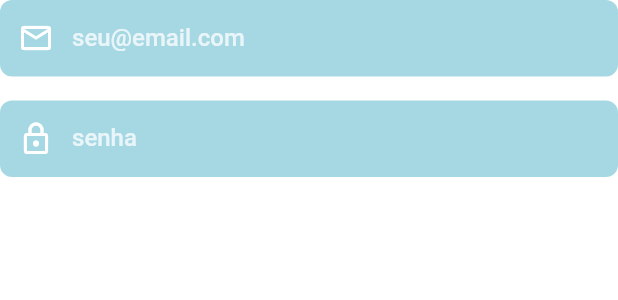
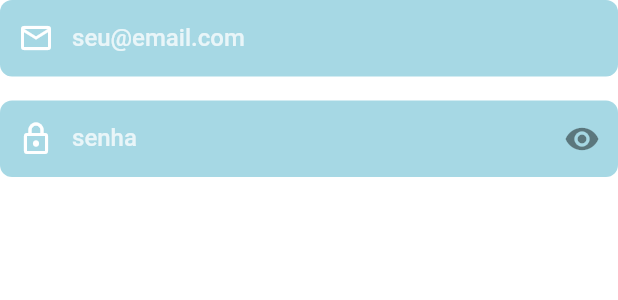
Before and after one commit to alvarobcprado/estudaqui_app, a Flutter app: the SignInFormWidget widget shown alone on an empty page, opened directly with empty values, on a phone screen of 412 x 824 dp. Shown: the top 300 px of the screen. Run offline on Flutter 3.47's test engine with Material 2 defaults, Android fonts, the phone set to English and light mode, and no system bars; drawn by our look-alikes of flutter_form_builder; our stand-ins replace cached_network_image, cloud_firestore, dartz, dio, equatable, file_picker and 11 more; missing offline and left inert: html_editor_enhanced, pointer_interceptor; accounts and stored records are empty; generated files the repository leaves out were written again; network calls fail.

Commit message:
Minor/adjust layout details (#39)
* refact(AuthPage): Add obfuscate option to password fields

* refact(AddCoursePage): Adjust dialog text

* refact(CourseDetailPage): Adjust provider to reflect course changes

* build: update HtmlEditor package

* build: adjust workflow version

* build: remove duplicated workflow run

```diff
--- a/lib/app/presentation/common/widgets/my_form_field.dart
+++ b/lib/app/presentation/common/widgets/my_form_field.dart
@@ -6,7 +6,7 @@ import 'package:flutter_riverpod/flutter_riverpod.dart';
 
 typedef MyFormValidator = String? Function(String?)?;
 
-class MyFormField extends ConsumerWidget {
+class MyFormField extends StatefulWidget {
   const MyFormField({
     Key? key,
     required this.labelText,
@@ -31,20 +31,48 @@ class MyFormField extends ConsumerWidget {
   final bool? shouldObfuscateField;
 
   @override
-  Widget build(BuildContext context, WidgetRef ref) {
+  State<MyFormField> createState() => _MyFormFieldState();
+}
+
+class _MyFormFieldState extends State<MyFormField> {
+  late bool _isHiddenField;
+
+  @override
+  void initState() {
+    super.initState();
+    _isHiddenField = widget.shouldObfuscateField!;
+  }
+
+  void _changeFieldVisibility() {
+    setState(() {
+      _isHiddenField = !_isHiddenField;
+    });
+  }
+
+  @override
+  Widget build(BuildContext context) {
+    return Consumer(builder: (context, ref, _) {
       final _colors = ref.watch(themeProvider).colors;
       return FormBuilderTextField(
-      cursorColor: labelColor ?? _colors.authFormTextColor,
-      name: fieldName,
-      controller: controller,
+        cursorColor: widget.labelColor ?? _colors.authFormTextColor,
+        name: widget.fieldName,
+        controller: widget.controller,
         autovalidateMode: AutovalidateMode.onUserInteraction,
-      obscureText: shouldObfuscateField!,
+        obscureText: _isHiddenField,
         textInputAction: TextInputAction.next,
-      style: TextStyle(color: labelColor ?? _colors.authFormTextColor),
+        style: TextStyle(color: widget.labelColor ?? _colors.authFormTextColor),
         decoration: InputDecoration(
+          suffixIcon: !widget.shouldObfuscateField!
+              ? null
+              : GestureDetector(
+                  onTap: _changeFieldVisibility,
+                  child: Icon(
+                    _isHiddenField ? Icons.visibility : Icons.visibility_off,
+                  ),
+                ),
           contentPadding: const EdgeInsets.all(kMediumNumber),
           labelStyle: TextStyle(
-          color: labelColor?.withOpacity(0.75) ??
+            color: widget.labelColor?.withOpacity(0.75) ??
                 _colors.authFormTextColor.withOpacity(0.75),
             fontWeight: FontWeight.w500,
           ),
@@ -54,17 +82,18 @@ class MyFormField extends ConsumerWidget {
               Radius.circular(kSmallNumber),
             ),
           ),
-        labelText: labelText,
-        prefixIcon: prefixIcon != null
+          labelText: widget.labelText,
+          prefixIcon: widget.prefixIcon != null
               ? Icon(
-                prefixIcon,
-                color: labelColor ?? _colors.authFormTextColor,
+                  widget.prefixIcon,
+                  color: widget.labelColor ?? _colors.authFormTextColor,
                 )
               : null,
-        fillColor: backgroundColor ?? _colors.authFormBackground,
-        filled: hasBackground ?? true,
+          fillColor: widget.backgroundColor ?? _colors.authFormBackground,
+          filled: widget.hasBackground ?? true,
         ),
-      validator: validator,
+        validator: widget.validator,
       );
+    });
   }
 }
--- a/lib/app/presentation/pages/auth/widgets/signin_form_widget.dart
+++ b/lib/app/presentation/pages/auth/widgets/signin_form_widget.dart
@@ -41,6 +41,7 @@ class SignInFormWidget extends StatelessWidget {
             prefixIcon: Icons.lock_outlined,
             labelText: S.of(context).auth_form_password_field_label,
             fieldName: 'passwordField',
+            shouldObfuscateField: true,
             validator: FormBuilderValidators.compose(
               [
                 FormBuilderValidators.required(
--- a/lib/app/presentation/pages/auth/widgets/signup_form_widget.dart
+++ b/lib/app/presentation/pages/auth/widgets/signup_form_widget.dart
@@ -54,6 +54,7 @@ class SignUpFormWidget extends StatelessWidget {
           MyFormField(
             prefixIcon: Icons.lock_outlined,
             labelText: S.of(context).auth_form_password_field_label,
+            shouldObfuscateField: true,
             fieldName: 'passwordField',
             validator: FormBuilderValidators.compose(
               [
--- a/lib/app/presentation/pages/course_detail/course_detail_page_notifier.dart
+++ b/lib/app/presentation/pages/course_detail/course_detail_page_notifier.dart
@@ -4,7 +4,7 @@ import 'package:estudaqui/app/presentation/pages/course_detail/state/course_deta
 import 'package:estudaqui/core/common/general_providers.dart';
 import 'package:flutter_riverpod/flutter_riverpod.dart';
 
-final courseDetailNotifierProvider = StateNotifierProvider.family<
+final courseDetailNotifierProvider = StateNotifierProvider.family.autoDispose<
     CourseDetailPageNotifier, CourseDetailState, String>(
   (ref, courseId) {
     final getCoursesModulesUC = ref.watch(getCourseModulesUCProvider);
--- a/lib/l10n/intl_pt_BR.arb
+++ b/lib/l10n/intl_pt_BR.arb
@@ -35,6 +35,8 @@
   "cancel_course_creation_dialog_body": "Você quer mesmo cancelar a criação do curso?",
   "cancel_course_creation_dialog_cancel": "Não",
   "cancel_course_creation_dialog_confirm": "Sim",
+  "cancel_course_edition_dialog_title": "Cancelar edição de curso",
+  "cancel_course_edition_dialog_body":"Você quer mesmo cancelar a edição de curso?",
   "add_course_content_page_title": "Adicionar conteúdo",
   "add_course_content_editor_hint": "Insira o conteúdo do seu curso aqui.",
   "add_module_text_dialog_title": "Conteúdo do curso",
@@ -48,7 +50,7 @@
   "default_loading_dialog_text": "Carregando...",
   "home_subjects_section": "Matérias",
   "home_latest_courses_section": "Últimos cursos adicionados",
-  "home_page_title": "FaEng Cursos",
+  "home_page_title": "Estudaqui",
   "home_welcome_message": "Bem-vindo(a) ao Estudaqui,\nseu lugar de aprendizado.",
   "home_greeting_user": "Olá ",
   "home_grid_all_courses": "TODAS",
--- a/pubspec.yaml
+++ b/pubspec.yaml
@@ -53,7 +53,7 @@ dependencies:
   freezed_annotation: ^1.1.0
   go_router: ^3.0.4
   hive: ^2.0.5
-  html_editor_enhanced: ^2.4.0+1
+  html_editor_enhanced: ^2.5.0
   intl: ^0.17.0
   json_annotation: null
   mockito: ^5.0.17
```
Also changed, not shown: lib/app/presentation/pages/add_course/add_course_page.dart (+7 -3 lines), lib/generated/intl/messages_en.dart, lib/generated/intl/messages_pt_BR.dart, lib/generated/l10n.dart, pubspec.lock, 1 other file. Lines whose indentation alone changed are shown as unchanged.
